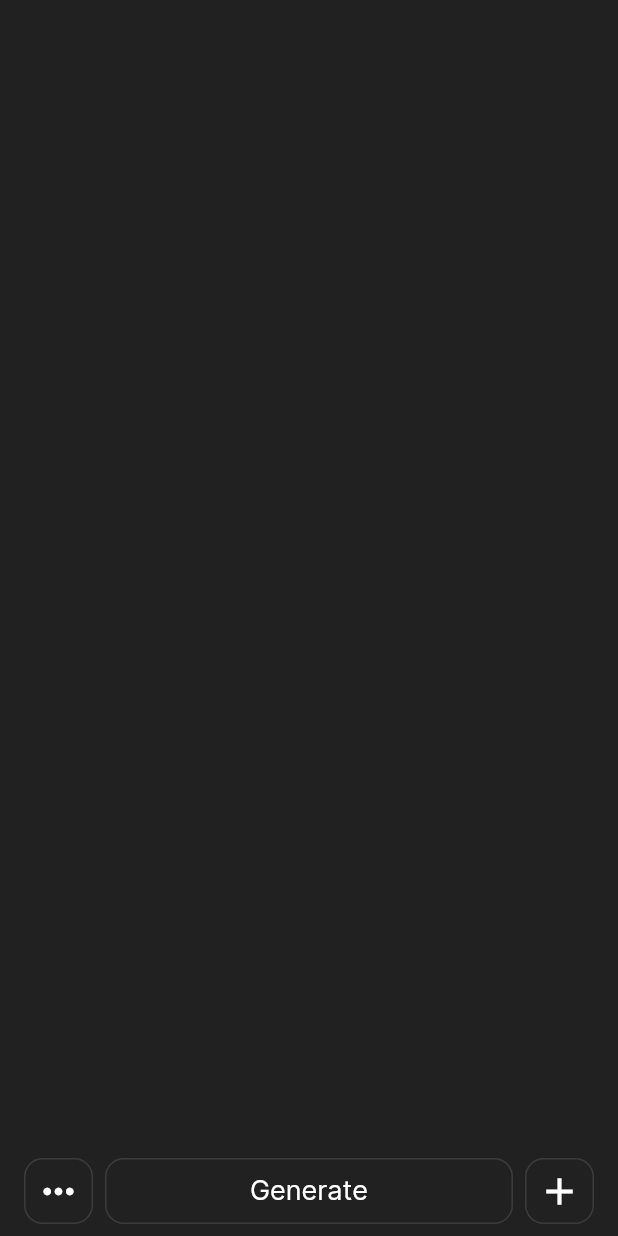
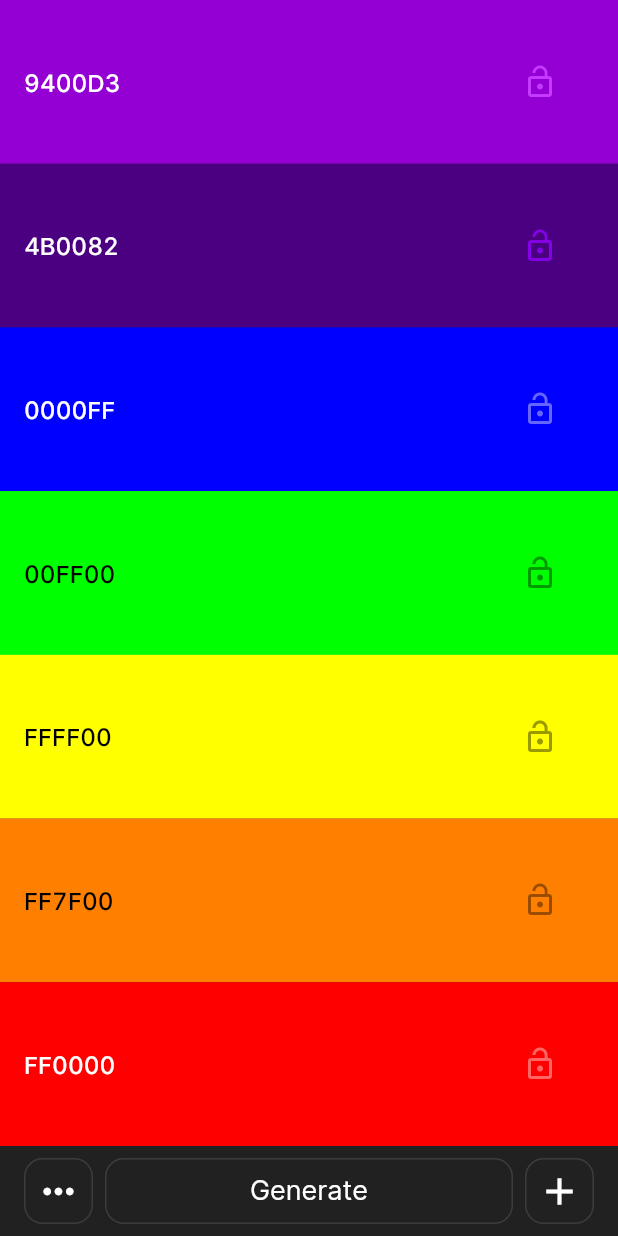
Before and after one commit to yc-codes/rainbow, a Flutter app: the screen it shows after launch, on a phone screen of 412 x 824 dp. Run offline on Flutter 3.47's test engine with Material 2 defaults, Android fonts, the phone set to English and light mode, and no system bars; our stand-ins replace hive, hive_flutter, tinycolor; accounts and stored records are empty.

Commit message:
Added: some design changes

```diff
--- a/lib/constants/app_constants.dart
+++ b/lib/constants/app_constants.dart
@@ -1,11 +1,11 @@
 class AppConstants {
   static const List<String> initialhomePalette = [
-    '#9400D3',
-    '#4B0082',
-    '#0000FF',
-    '#00FF00',
-    '#FFFF00',
-    '#FF7F00',
-    '#FF0000'
+    '9400D3',
+    '4B0082',
+    '0000FF',
+    '00FF00',
+    'FFFF00',
+    'FF7F00',
+    'FF0000',
   ];
 }
--- a/lib/constants/themes.dart
+++ b/lib/constants/themes.dart
@@ -1,4 +1,5 @@
 import 'package:flutter/material.dart';
+import 'package:flutter/services.dart';
 
 class AppThemes {
   static ThemeData lightTheme = ThemeData(
@@ -27,7 +28,7 @@ class AppThemes {
     ),
     highlightColor: Colors.transparent,
     appBarTheme: AppBarTheme(
-      brightness: Brightness.light,
+      systemOverlayStyle: SystemUiOverlayStyle.light,
       color: Colors.white,
       elevation: 1,
       centerTitle: true,
@@ -101,7 +102,7 @@ class AppThemes {
     ),
     highlightColor: Colors.transparent,
     appBarTheme: AppBarTheme(
-      brightness: Brightness.dark,
+      systemOverlayStyle: SystemUiOverlayStyle.dark,
       color: Colors.grey.shade900,
       elevation: 1,
       centerTitle: true,
--- a/lib/presentation/screens/home.dart
+++ b/lib/presentation/screens/home.dart
@@ -32,19 +32,19 @@ class _HomeState extends State<Home> {
   }
 
   _getInitColors() async {
-    String colors = await AppHive.home.get();
-    _colorsList.addAll(Iterable.castFrom(jsonDecode(colors)));
+    List<String> colors = await AppHive.home.get();
+    _colorsList.addAll(colors);
     _notify();
   }
 
   @override
   Widget build(BuildContext context) {
-    // final double statusBarHeight = MediaQuery.of(context).padding.top;
-    double _colorHeight = (MediaQuery.of(context).size.height -
+    final double statusBarHeight = MediaQuery.of(context).padding.top;
+    final double wrapperHeight = (MediaQuery.of(context).size.height -
         MediaQuery.of(context).padding.top -
         MediaQuery.of(context).padding.bottom -
-            _bottomBarHeight) /
-        _colorsList.length;
+        _bottomBarHeight);
+    final double _colorHeight = wrapperHeight / _colorsList.length;
 
     return Scaffold(
       bottomNavigationBar: BottomBar(
@@ -52,8 +52,7 @@ class _HomeState extends State<Home> {
         onPlusClick: addColorToList,
         colorsList: _colorsList,
       ),
-      body: SafeArea(
-        child: Container(
+      body: Container(
         constraints: BoxConstraints(),
         child: ReorderableListView(
           onReorder: (oldIndex, newIndex) {
@@ -67,8 +66,7 @@ class _HomeState extends State<Home> {
           shrinkWrap: true,
           physics: NeverScrollableScrollPhysics(),
           children: List.generate(_colorsList.length, (index) {
-              final Color _color =
-                  Color(int.parse('0xFF' + _colorsList[index]));
+            final Color _color = Color(int.parse('0xFF' + _colorsList[index]));
             final Color _textColor = TinyColor(_color).textColor();
             return Dismissible(
               key: Key(_colorsList[index]),
@@ -112,9 +110,7 @@ class _HomeState extends State<Home> {
                   milliseconds: 200,
                 ),
                 child: Icon(
-                    _lockedColorsList.contains(_colorsList[index])
-                        ? Icons.lock_open
-                        : Icons.lock,
+                  _lockedColorsList.contains(_colorsList[index]) ? Icons.lock_open : Icons.lock,
                   color: _color.textColor(),
                   size: 32,
                 ),
@@ -143,17 +139,14 @@ class _HomeState extends State<Home> {
                 openColor: Theme.of(context).scaffoldBackgroundColor,
                 closedBuilder: (BuildContext _, VoidCallback openContainer) {
                   return Container(
-                      alignment: Alignment.center,
-                      height: _colorHeight,
+                    height: index == 0 ? statusBarHeight + _colorHeight : _colorHeight,
                     color: _color,
-                      padding: EdgeInsets.only(right: 12),
+                    padding: EdgeInsets.only(right: 12, top: index == 0 ? statusBarHeight : 0),
+                    alignment: Alignment.centerLeft,
                     child: ListTile(
                       tileColor: _color,
                       hoverColor: _color.darken(5),
-                        title: Container(
-                          height: _colorHeight,
-                          alignment: Alignment.centerLeft,
-                          child: Row(
+                      title: Row(
                         mainAxisAlignment: MainAxisAlignment.spaceBetween,
                         children: [
                           Text(
@@ -169,18 +162,12 @@ class _HomeState extends State<Home> {
                           ),
                           IconButton(
                             icon: Icon(
-                                  _lockedColorsList.contains(_colorsList[index])
-                                      ? Icons.lock
-                                      : Icons.lock_open,
+                              _lockedColorsList.contains(_colorsList[index]) ? Icons.lock : Icons.lock_open,
                             ),
-                                color: _color.isDark
-                                    ? _color.lighten(20)
-                                    : _color.darken(20),
+                            color: _color.isDark ? _color.lighten(20) : _color.darken(20),
                             onPressed: () {
-                                  if (_lockedColorsList
-                                      .contains(_colorsList[index])) {
-                                    _lockedColorsList
-                                        .remove(_colorsList[index]);
+                              if (_lockedColorsList.contains(_colorsList[index])) {
+                                _lockedColorsList.remove(_colorsList[index]);
                               } else {
                                 _lockedColorsList.add(_colorsList[index]);
                               }
@@ -190,13 +177,11 @@ class _HomeState extends State<Home> {
                         ],
                       ),
                     ),
-                      ),
                   );
                 },
               ),
             );
           }),
-          ),
         ),
       ),
     );
```
Also changed, not shown: lib/utility/helpers/hive.dart (+3 -4 lines), pubspec.lock, 1 other file. Lines whose indentation alone changed are shown as unchanged.
